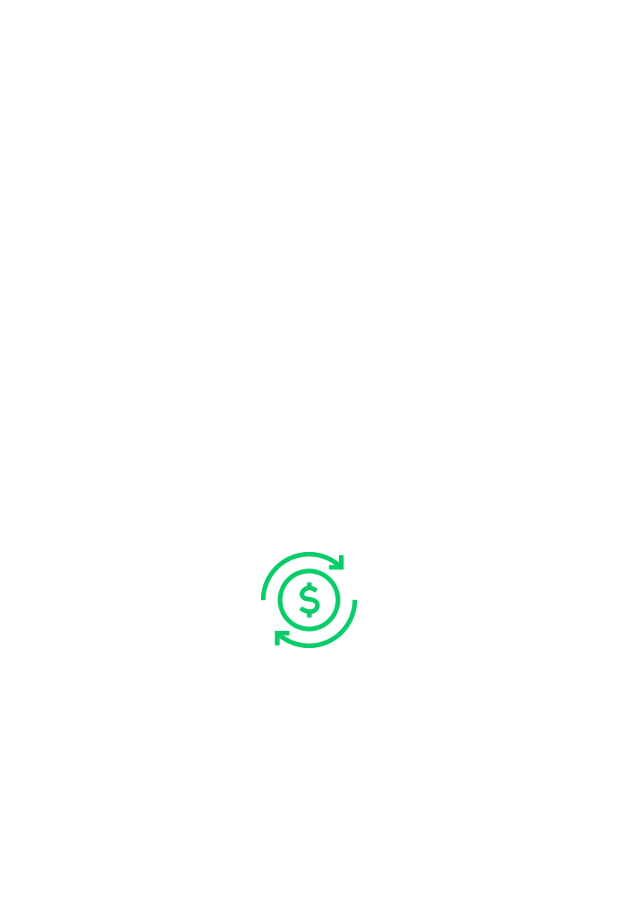
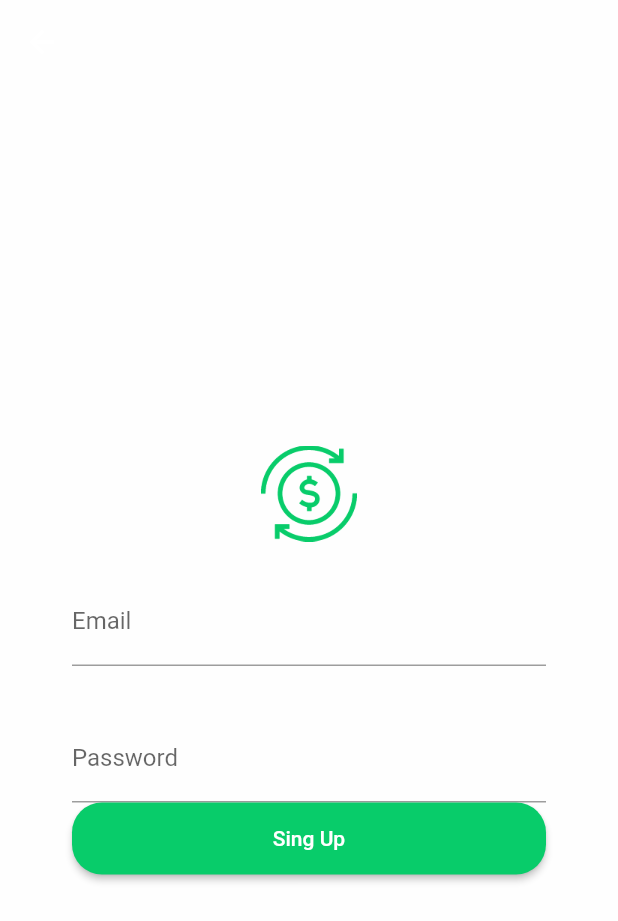
Before and after one commit to maugustosemperfi/financial-mobile, a Flutter app: the SignUpPage screen opened directly, on a phone screen of 412 x 824 dp. Shown: the top 921 px of the screen. Run offline on Flutter 3.47's test engine with Material 2 defaults, Android fonts, the light colour scheme and no system bars; our stand-ins replace bloc, carousel_slider, dio, equatable, fluro, flutter_bloc and 6 more; accounts and stored records are empty; generated files the repository leaves out were written again; statements that could not run were skipped.

Commit message:
[FEATURE] Building part of singup page

```diff
--- a/lib/pages/login/widgets/login_form.dart
+++ b/lib/pages/login/widgets/login_form.dart
@@ -55,11 +55,6 @@ class _LoginWidgetFormState extends State<LoginWidgetForm> {
         _autovalidate = true;
       });
     }
-
-    // this._loging = false;
-    // this.switchAnimatedWidget();
-    // Application.router.navigateTo(context, 'home', transition: TransitionType.native, transitionDuration: Duration(seconds: 10));
-    // Navigator.pushReplacementNamed(context, '/home');
   }
 
   _validationFails() {
--- a/lib/pages/sign_up/sign_up_page.dart
+++ b/lib/pages/sign_up/sign_up_page.dart
@@ -1,16 +1,51 @@
 import 'package:financial/pages/sign_up/state/sign_up_bloc.dart';
+import 'package:financial/styling.dart';
 import 'package:flutter/material.dart';
 import 'package:flutter_bloc/flutter_bloc.dart';
 import 'package:financial/pages/login/state/login_bloc.dart';
 
-class SignUpPage extends StatelessWidget {
+class SignUpPage extends StatefulWidget {
+  @override
+  _SignUpPageState createState() => _SignUpPageState();
+}
+
+class _SignUpPageState extends State<SignUpPage> {
+  bool _autovalidate = false;
+  bool _signing = false;
+  Widget _animatedWiget;
+
+  final loginForm = GlobalKey<FormState>();
+  final emailController = TextEditingController();
+  final passwordController = TextEditingController();
+
+  @override
+  void initState() {
+    super.initState();
+
+    _animatedWiget = _textSignUpButton();
+  }
+
+  void switchAnimatedWidget() {
+    setState(() {
+      if (_animatedWiget.key == ValueKey(1)) {
+        _animatedWiget = _circularProgressSignInButton();
+      } else {
+        _animatedWiget = _textSignUpButton();
+      }
+    });
+  }
+
   @override
   Widget build(BuildContext context) {
     return Scaffold(
-      backgroundColor: Colors.white,
+      appBar: AppBar(
+        backgroundColor: AppTheme.nearlyWhite,
+        elevation: 0,
+      ),
+      backgroundColor: AppTheme.nearlyWhite,
       resizeToAvoidBottomPadding: false,
       body: BlocProvider<SignUpBloc>(
-        builder: (context) {
+        create: (context) {
           return SignUpBloc(loginBloc: BlocProvider.of<LoginBloc>(context));
         },
         child: Container(
@@ -39,6 +74,49 @@ class SignUpPage extends StatelessWidget {
                                     height: 64,
                                   ),
                                 ),
+                                Form(
+                                  key: loginForm,
+                                  autovalidate: _autovalidate,
+                                  child: Column(
+                                    children: <Widget>[
+                                      TextFormField(
+                                        controller: emailController,
+                                        keyboardType:
+                                            TextInputType.emailAddress,
+                                        validator: (String email) {
+                                          if (!RegExp(
+                                                  r"^[a-zA-Z0-9.!#$%&'*+/=?^_`{|}~-]+@[a-zA-Z0-9](?:[a-zA-Z0-9-]{0,253}[a-zA-Z0-9])?(?:\.[a-zA-Z0-9](?:[a-zA-Z0-9-]{0,253}[a-zA-Z0-9])?)*$")
+                                              .hasMatch(email)) {
+                                            return "Email is not valid";
+                                          } else {
+                                            return null;
+                                          }
+                                        },
+                                        decoration: InputDecoration(
+                                          hintText: 'Enter your email',
+                                          labelText: 'Email',
+                                        ),
+                                      ),
+                                      _divider(32),
+                                      TextFormField(
+                                        controller: passwordController,
+                                        obscureText: true,
+                                        validator: (String pass) {
+                                          if (pass.length < 8) {
+                                            return "Password should have 8 characters";
+                                          } else {
+                                            return null;
+                                          }
+                                        },
+                                        decoration: InputDecoration(
+                                          hintText: 'Enter your password',
+                                          labelText: 'Password',
+                                        ),
+                                      ),
+                                    ],
+                                  ),
+                                ),
+                                _signUpButton(),
                               ],
                             ),
                           ],
@@ -54,4 +132,71 @@ class SignUpPage extends StatelessWidget {
       ),
     );
   }
+
+  Widget _signUpButton() {
+    return AnimatedSwitcher(
+      duration: Duration(milliseconds: 200),
+      transitionBuilder: (Widget child, Animation<double> animation) =>
+          ScaleTransition(
+        scale: animation,
+        child: child,
+      ),
+      child: _animatedWiget,
+    );
+  }
+
+  Widget _textSignUpButton() {
+    return Row(
+      key: ValueKey(1),
+      children: <Widget>[
+        Expanded(
+          child: ButtonTheme(
+            shape:
+                RoundedRectangleBorder(borderRadius: BorderRadius.circular(20)),
+            child: RaisedButton(
+              onPressed: () {
+                if (!_signing) {
+                  // _login();
+                  switchAnimatedWidget();
+                }
+              },
+              color: AppTheme.green,
+              textColor: Colors.white,
+              child: Container(
+                padding: EdgeInsets.symmetric(vertical: 16),
+                child: !_signing ? Text("Sing Up") : Container(),
+              ),
+            ),
+          ),
+        ),
+      ],
+    );
+  }
+
+  Widget _circularProgressSignInButton() {
+    return Container(
+      key: ValueKey(2),
+      child: ButtonTheme(
+        shape: RoundedRectangleBorder(borderRadius: BorderRadius.circular(20)),
+        child: RaisedButton(
+          onPressed: () {},
+          color: AppTheme.green,
+          textColor: Colors.white,
+          child: Container(
+            padding: EdgeInsets.symmetric(vertical: 6),
+            child: CircularProgressIndicator(
+              backgroundColor: Colors.white,
+            ),
+          ),
+        ),
+      ),
+    );
+  }
+
+  Widget _divider(int height) {
+    return Divider(
+      color: Colors.transparent,
+      height: height.toDouble(),
+    );
+  }
 }
```
